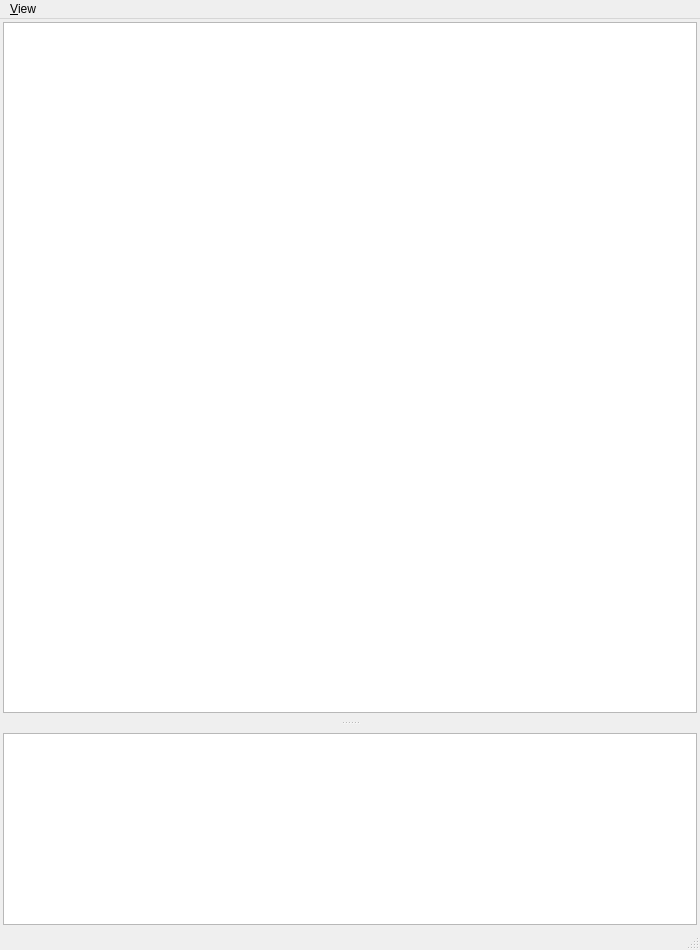
Above: navigator/MainWindow.ui from rprichard/CxxCodeBrowser before the change. Below: the same form after it.
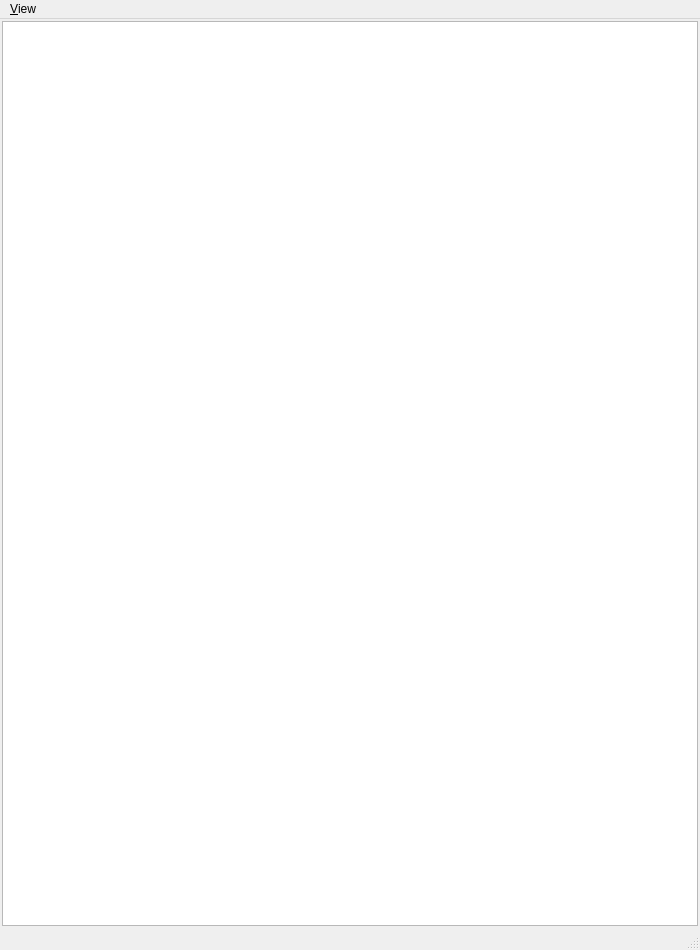
That is the form after the change. Custom widgets are drawn as their Qt base class.

Commit message:
Hide the command widget.
 * I don't think it's useful enough for the navigator.

 * It's hard to implement well -- eventually it'll need autocompletion so
   that xref and go-to-def commands are useful.

 * The Up/Down keys will need to browse command history, but the user might
   also expect them to control the source window.

 * I think there are better ways to implement the xref and go-to-def
   actions.

Diff of the .ui file:
```diff
--- a/navigator/MainWindow.ui
+++ b/navigator/MainWindow.ui
@@ -16,19 +16,9 @@
   <widget class="QWidget" name="centralWidget">
    <layout class="QVBoxLayout" name="verticalLayout">
     <property name="margin">
-     <number>3</number>
+     <number>2</number>
     </property>
     <item>
-     <widget class="QSplitter" name="splitter">
-      <property name="orientation">
-       <enum>Qt::Vertical</enum>
-      </property>
-      <property name="handleWidth">
-       <number>20</number>
-      </property>
-      <property name="childrenCollapsible">
-       <bool>false</bool>
-      </property>
       <widget class="Nav::SourceWidget" name="sourceWidget">
        <property name="sizePolicy">
         <sizepolicy hsizetype="Expanding" vsizetype="Expanding">
@@ -46,18 +36,6 @@
         <bool>false</bool>
        </property>
       </widget>
-      <widget class="Nav::CommandWidget" name="commandWidget">
-       <property name="acceptDrops">
-        <bool>false</bool>
-       </property>
-       <property name="undoRedoEnabled">
-        <bool>false</bool>
-       </property>
-       <property name="lineWrapMode">
-        <enum>QPlainTextEdit::NoWrap</enum>
-       </property>
-      </widget>
-     </widget>
     </item>
    </layout>
   </widget>
@@ -87,11 +65,6 @@
  </widget>
  <layoutdefault spacing="6" margin="11"/>
  <customwidgets>
-  <customwidget>
-   <class>Nav::CommandWidget</class>
-   <extends>QPlainTextEdit</extends>
-   <header>CommandWidget.h</header>
-  </customwidget>
   <customwidget>
    <class>Nav::SourceWidget</class>
    <extends>QPlainTextEdit</extends>
```
Lines whose indentation alone changed are shown as unchanged. The commit also changes 1 other file.
